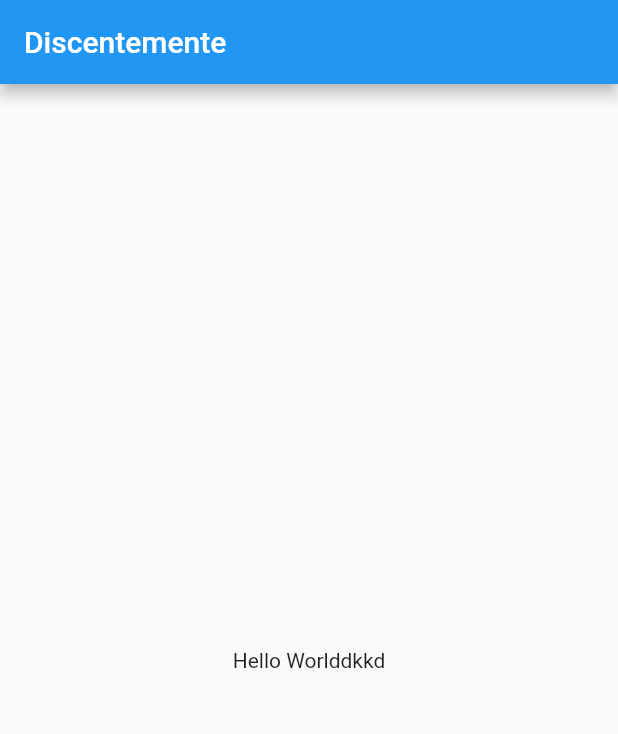
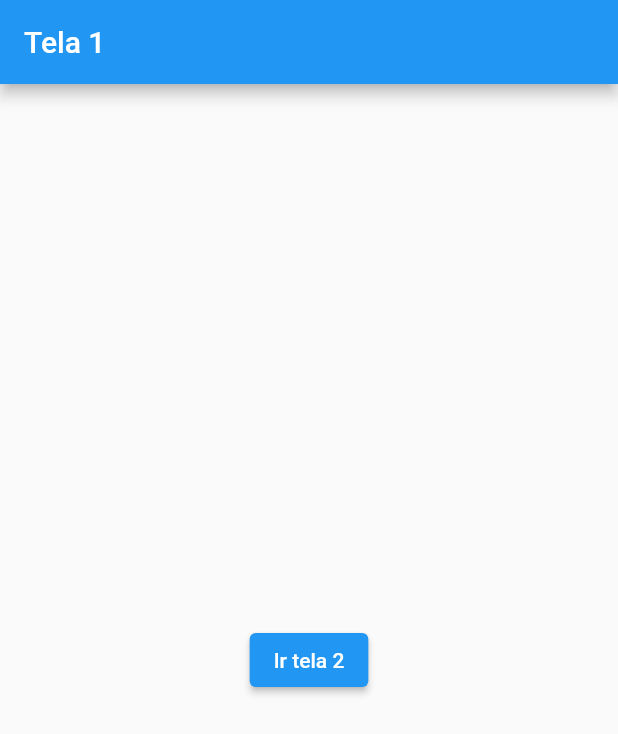
Before and after one commit to luccascruuz/discentemente, a Flutter app: the screen it shows after launch, on a phone screen of 412 x 824 dp. Shown: the top 734 px of the screen. Run offline on Flutter 3.47's test engine with Material 2 defaults, Android fonts, the phone set to English and light mode, and no system bars.

Commit message:
criação de rota simples

```diff
--- a/lib/main.dart
+++ b/lib/main.dart
@@ -1,28 +1,53 @@
-// Copyright 2018 The Flutter team. All rights reserved.
-// Use of this source code is governed by a BSD-style license that can be
-// found in the LICENSE file.
-
 import 'package:flutter/material.dart';
 
 void main() {
-  runApp(const MyApp());
+  runApp(const MaterialApp(
+    title: 'Navigation Basics',
+    home: FirstRoute(),
+  ));
 }
 
-class MyApp extends StatelessWidget {
-  const MyApp({Key? key}) : super(key: key);
+class FirstRoute extends StatelessWidget {
+  const FirstRoute({Key? key}) : super(key: key);
 
   @override
   Widget build(BuildContext context) {
-    return MaterialApp(
-      title: 'Discentemente',
-      home: Scaffold(
-        appBar: AppBar(
-          title: const Text('Discentemente'),
-        ),
-        body: const Center(
-          child: Text('Hello Worlddkkd'),
+    return Scaffold(
+      appBar: AppBar(
+        title: const Text('Tela 1'),
+      ),
+      body: Center(
+        child: ElevatedButton(
+          child: const Text('Ir tela 2'),
+          onPressed: () {
+            Navigator.push(
+              context,
+              MaterialPageRoute(builder: (context) => const SecondRoute()),
+            );
+          },
         ),
       ),
     );
   }
 }
+
+class SecondRoute extends StatelessWidget {
+  const SecondRoute({Key? key}) : super(key: key);
+
+  @override
+  Widget build(BuildContext context) {
+    return Scaffold(
+      appBar: AppBar(
+        title: const Text('Tela 2'),
+      ),
+      body: Center(
+        child: ElevatedButton(
+          onPressed: () {
+            Navigator.pop(context);
+          },
+          child: const Text('Voltar tela 1!'),
+        ),
+      ),
+    );
+  }
+}
```
